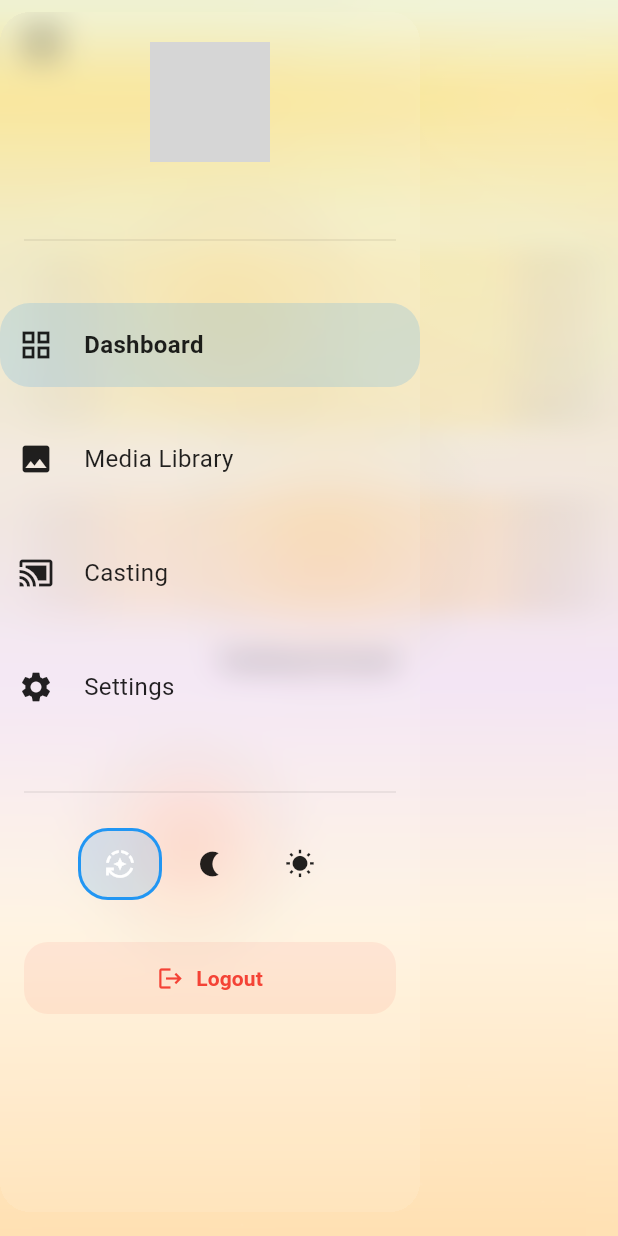
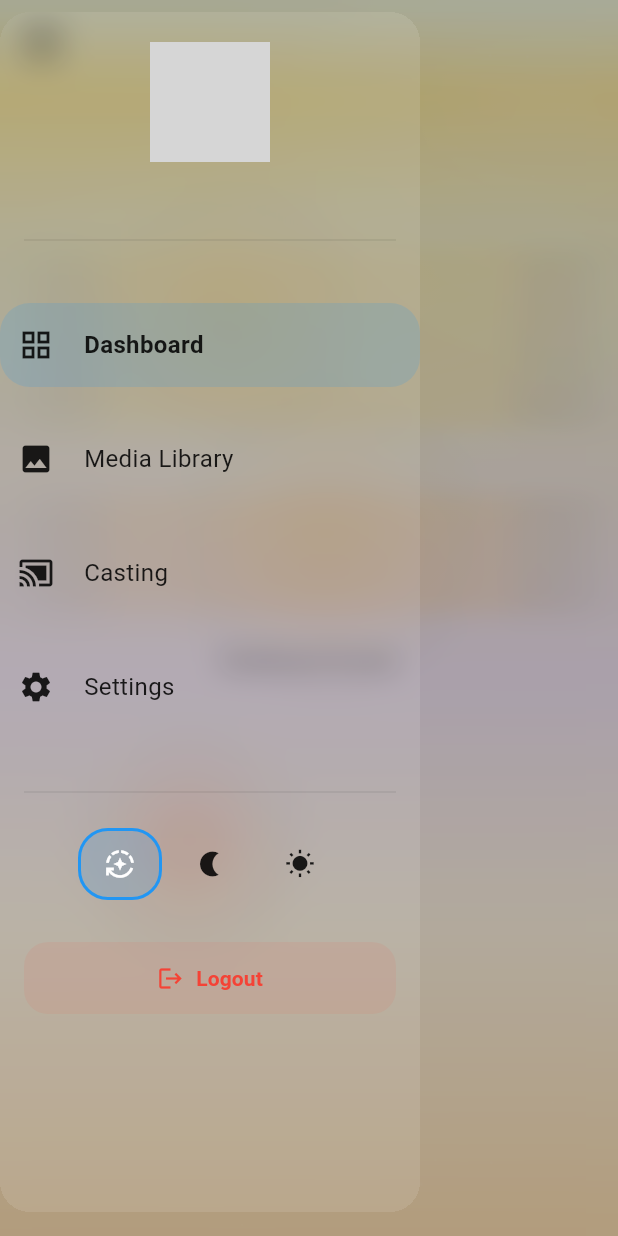
Before and after one commit to Nerdology-io/LumiFrame2, a Flutter app: the ResponsiveNavShell screen opened directly, with the side drawer open, on a phone screen of 412 x 824 dp. Run offline on Flutter 3.47's test engine with Material 3 defaults, Android fonts, the phone set to English and light mode, and no system bars; our stand-ins replace cached_network_image, cloud_firestore, firebase_auth, firebase_core, firebase_storage, get and 7 more; missing offline and left inert: flutter_facebook_auth, photo_manager, video_thumbnail; accounts and stored records are empty; network calls fail; grey boxes are pictures that could not be loaded.

Commit message:
Created a darkening effect on background when nav shell is summoned

```diff
--- a/lib/widgets/responsive_nav_shell.dart
+++ b/lib/widgets/responsive_nav_shell.dart
@@ -212,6 +212,29 @@ class _ResponsiveNavShellState extends State<ResponsiveNavShell> {
               children: [
                 buildDynamicBackgroundAndOverlay(context),
                 Obx(() => _screens[navCtrl.selectedIndex.value]),
+                // Dimming overlay when drawer is open
+                ValueListenableBuilder<bool>(
+                  valueListenable: _drawerOpen,
+                  builder: (context, isDrawerOpen, child) {
+                    return AnimatedContainer(
+                      duration: const Duration(milliseconds: 250),
+                      color: isDrawerOpen
+                          ? Colors.black.withOpacity(0.3)
+                          : Colors.transparent,
+                      child: isDrawerOpen
+                          ? GestureDetector(
+                              onTap: () {
+                                _scaffoldKey.currentState?.closeDrawer();
+                              },
+                              child: Container(
+                                width: double.infinity,
+                                height: double.infinity,
+                              ),
+                            )
+                          : null,
+                    );
+                  },
+                ),
               ],
             ),
           );
@@ -250,6 +273,29 @@ class _ResponsiveNavShellState extends State<ResponsiveNavShell> {
               children: [
                 buildDynamicBackgroundAndOverlay(context),
                 Obx(() => _screens[navCtrl.selectedIndex.value]),
+                // Dimming overlay when drawer is open
+                ValueListenableBuilder<bool>(
+                  valueListenable: _drawerOpen,
+                  builder: (context, isDrawerOpen, child) {
+                    return AnimatedContainer(
+                      duration: const Duration(milliseconds: 250),
+                      color: isDrawerOpen
+                          ? Colors.black.withOpacity(0.3)
+                          : Colors.transparent,
+                      child: isDrawerOpen
+                          ? GestureDetector(
+                              onTap: () {
+                                _scaffoldKey.currentState?.closeDrawer();
+                              },
+                              child: Container(
+                                width: double.infinity,
+                                height: double.infinity,
+                              ),
+                            )
+                          : null,
+                    );
+                  },
+                ),
               ],
             ),
           );
```
